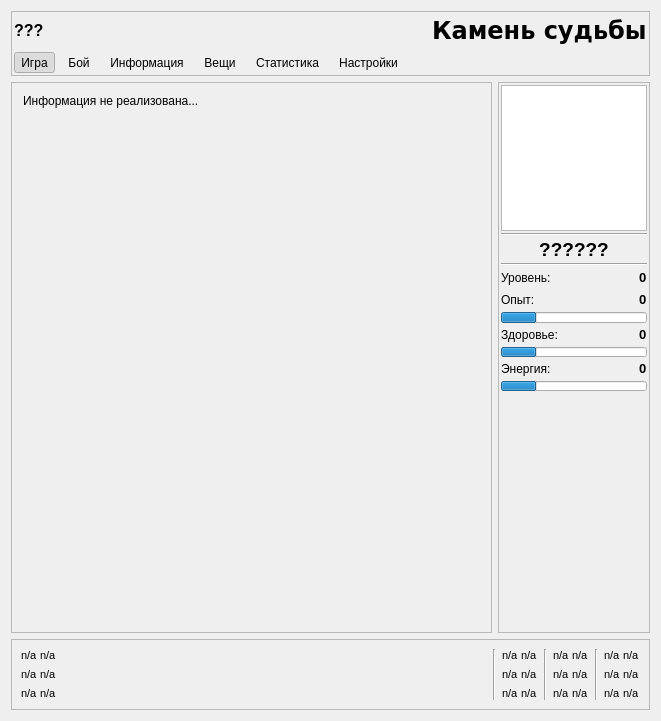
The window that main_window.ui (sofgame-plugin/psiplus-plugin) describes before a commit, drawn with Qt 5.
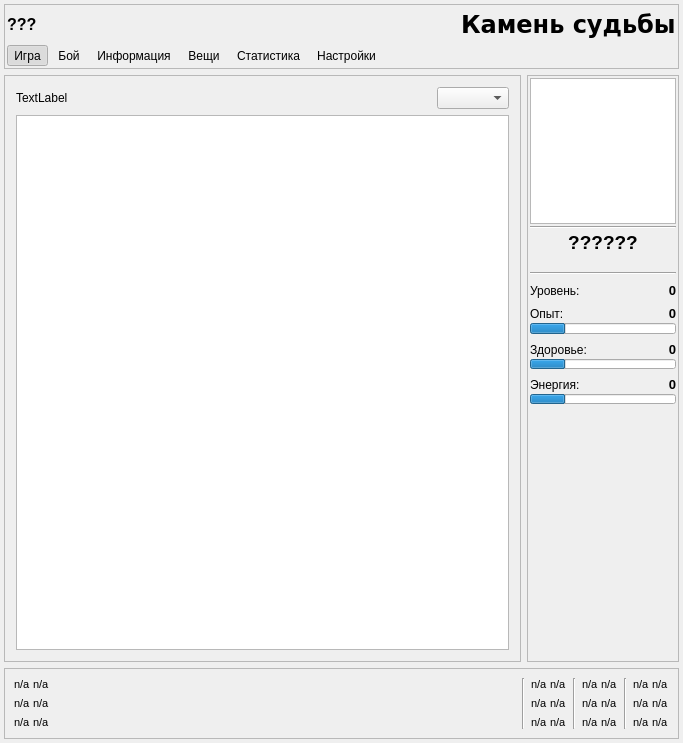
The same window after the commit. The open tabs and pages were chosen to show the change. Custom widgets are drawn as their Qt base class.

Commit message: гуи для pers_info

```diff
--- a/main_window.ui
+++ b/main_window.ui
@@ -6,8 +6,8 @@
    <rect>
     <x>0</x>
     <y>0</y>
-    <width>661</width>
-    <height>721</height>
+    <width>683</width>
+    <height>743</height>
    </rect>
   </property>
   <property name="windowTitle">
@@ -17,6 +17,9 @@
    <string notr="true"/>
   </property>
   <layout class="QVBoxLayout" name="verticalLayout_33">
+   <property name="margin">
+    <number>4</number>
+   </property>
    <item>
     <widget class="QFrame" name="header">
      <property name="sizePolicy">
@@ -42,7 +45,7 @@
      </property>
      <layout class="QVBoxLayout" name="verticalLayout_4">
       <property name="spacing">
-       <number>6</number>
+       <number>3</number>
       </property>
       <property name="margin">
        <number>2</number>
@@ -486,36 +489,38 @@
           <widget class="QWidget" name="page_3">
            <layout class="QVBoxLayout" name="verticalLayout_9">
             <item>
-             <widget class="QLabel" name="serverText_3">
-              <property name="sizePolicy">
-               <sizepolicy hsizetype="Preferred" vsizetype="Preferred">
-                <horstretch>0</horstretch>
-                <verstretch>0</verstretch>
-               </sizepolicy>
-              </property>
-              <property name="text">
-               <string>Информация не реализована...</string>
-              </property>
-              <property name="alignment">
-               <set>Qt::AlignLeading|Qt::AlignLeft|Qt::AlignTop</set>
-              </property>
-              <property name="wordWrap">
-               <bool>true</bool>
-              </property>
-             </widget>
-            </item>
-            <item>
-             <spacer name="verticalSpacer_7">
-              <property name="orientation">
-               <enum>Qt::Vertical</enum>
-              </property>
-              <property name="sizeHint" stdset="0">
-               <size>
-                <width>20</width>
-                <height>333</height>
-               </size>
-              </property>
-             </spacer>
+             <layout class="QVBoxLayout" name="verticalLayout_35">
+              <item>
+               <layout class="QHBoxLayout" name="horizontalLayout_52">
+                <item>
+                 <widget class="QLabel" name="pearsInfoNick">
+                  <property name="text">
+                   <string>TextLabel</string>
+                  </property>
+                 </widget>
+                </item>
+                <item>
+                 <spacer name="horizontalSpacer">
+                  <property name="orientation">
+                   <enum>Qt::Horizontal</enum>
+                  </property>
+                  <property name="sizeHint" stdset="0">
+                   <size>
+                    <width>40</width>
+                    <height>20</height>
+                   </size>
+                  </property>
+                 </spacer>
+                </item>
+                <item>
+                 <widget class="QComboBox" name="pearsInfoList"/>
+                </item>
+               </layout>
+              </item>
+              <item>
+               <widget class="QTextBrowser" name="pearsInfoList_2"/>
+              </item>
+             </layout>
             </item>
            </layout>
           </widget>
@@ -2842,6 +2847,19 @@
           </property>
          </widget>
         </item>
+        <item>
+         <widget class="QLabel" name="persCitizenship">
+          <property name="sizePolicy">
+           <sizepolicy hsizetype="Expanding" vsizetype="Preferred">
+            <horstretch>0</horstretch>
+            <verstretch>0</verstretch>
+           </sizepolicy>
+          </property>
+          <property name="alignment">
+           <set>Qt::AlignCenter</set>
+          </property>
+         </widget>
+        </item>
         <item>
          <widget class="Line" name="line_2">
           <property name="orientation">
@@ -2851,6 +2869,9 @@
         </item>
         <item>
          <layout class="QHBoxLayout" name="horizontalLayout_2">
+          <property name="topMargin">
+           <number>6</number>
+          </property>
           <item>
            <widget class="QLabel" name="label">
             <property name="text">
@@ -2858,21 +2879,14 @@
             </property>
            </widget>
           </item>
-          <item>
-           <spacer name="horizontalSpacer_2">
-            <property name="orientation">
-             <enum>Qt::Horizontal</enum>
-            </property>
-            <property name="sizeHint" stdset="0">
-             <size>
-              <width>18</width>
-              <height>20</height>
-             </size>
-            </property>
-           </spacer>
-          </item>
           <item>
            <widget class="QLabel" name="levelLabel">
+            <property name="sizePolicy">
+             <sizepolicy hsizetype="Preferred" vsizetype="Preferred">
+              <horstretch>1</horstretch>
+              <verstretch>0</verstretch>
+             </sizepolicy>
+            </property>
             <property name="text">
              <string>&lt;!DOCTYPE HTML PUBLIC &quot;-//W3C//DTD HTML 4.0//EN&quot; &quot;http://www.w3.org/TR/REC-html40/strict.dtd&quot;&gt;
 &lt;html&gt;&lt;head&gt;&lt;meta name=&quot;qrichtext&quot; content=&quot;1&quot; /&gt;&lt;style type=&quot;text/css&quot;&gt;
@@ -2880,12 +2894,18 @@
 &lt;/style&gt;&lt;/head&gt;&lt;body style=&quot; font-family:'Sans Serif'; font-size:10pt; font-weight:400; font-style:normal;&quot;&gt;
 &lt;p style=&quot; margin-top:0px; margin-bottom:0px; margin-left:0px; margin-right:0px; -qt-block-indent:0; text-indent:0px;&quot;&gt;&lt;span style=&quot; font-weight:600;&quot;&gt;0&lt;/span&gt;&lt;/p&gt;&lt;/body&gt;&lt;/html&gt;</string>
             </property>
+            <property name="alignment">
+             <set>Qt::AlignRight|Qt::AlignTrailing|Qt::AlignVCenter</set>
+            </property>
            </widget>
           </item>
          </layout>
         </item>
         <item>
          <layout class="QHBoxLayout" name="horizontalLayout_3">
+          <property name="topMargin">
+           <number>6</number>
+          </property>
           <item>
            <widget class="QLabel" name="label_3">
             <property name="text">
@@ -2893,21 +2913,14 @@
             </property>
            </widget>
           </item>
-          <item>
-           <spacer name="horizontalSpacer">
-            <property name="orientation">
-             <enum>Qt::Horizontal</enum>
-            </property>
-            <property name="sizeHint" stdset="0">
-             <size>
-              <width>18</width>
-              <height>20</height>
-             </size>
-            </property>
-           </spacer>
-          </item>
           <item>
            <widget class="QLabel" name="experienceLabel">
+            <property name="sizePolicy">
+             <sizepolicy hsizetype="Preferred" vsizetype="Preferred">
+              <horstretch>1</horstretch>
+              <verstretch>0</verstretch>
+             </sizepolicy>
+            </property>
             <property name="text">
              <string>&lt;!DOCTYPE HTML PUBLIC &quot;-//W3C//DTD HTML 4.0//EN&quot; &quot;http://www.w3.org/TR/REC-html40/strict.dtd&quot;&gt;
 &lt;html&gt;&lt;head&gt;&lt;meta name=&quot;qrichtext&quot; content=&quot;1&quot; /&gt;&lt;style type=&quot;text/css&quot;&gt;
@@ -2915,6 +2928,9 @@
 &lt;/style&gt;&lt;/head&gt;&lt;body style=&quot; font-family:'Sans Serif'; font-size:10pt; font-weight:400; font-style:normal;&quot;&gt;
 &lt;p style=&quot; margin-top:0px; margin-bottom:0px; margin-left:0px; margin-right:0px; -qt-block-indent:0; text-indent:0px;&quot;&gt;&lt;span style=&quot; font-weight:600;&quot;&gt;0&lt;/span&gt;&lt;/p&gt;&lt;/body&gt;&lt;/html&gt;</string>
             </property>
+            <property name="alignment">
+             <set>Qt::AlignRight|Qt::AlignTrailing|Qt::AlignVCenter</set>
+            </property>
            </widget>
           </item>
          </layout>
@@ -2943,6 +2959,9 @@
         </item>
         <item>
          <layout class="QHBoxLayout" name="horizontalLayout_4">
+          <property name="topMargin">
+           <number>6</number>
+          </property>
           <item>
            <widget class="QLabel" name="label_4">
             <property name="text">
@@ -2950,21 +2969,14 @@
             </property>
            </widget>
           </item>
-          <item>
-           <spacer name="horizontalSpacer_31">
-            <property name="orientation">
-             <enum>Qt::Horizontal</enum>
-            </property>
-            <property name="sizeHint" stdset="0">
-             <size>
-              <width>18</width>
-              <height>20</height>
-             </size>
-            </property>
-           </spacer>
-          </item>
           <item>
            <widget class="QLabel" name="healthLabel">
+            <property name="sizePolicy">
+             <sizepolicy hsizetype="Preferred" vsizetype="Preferred">
+              <horstretch>1</horstretch>
+              <verstretch>0</verstretch>
+             </sizepolicy>
+            </property>
             <property name="text">
              <string>&lt;!DOCTYPE HTML PUBLIC &quot;-//W3C//DTD HTML 4.0//EN&quot; &quot;http://www.w3.org/TR/REC-html40/strict.dtd&quot;&gt;
 &lt;html&gt;&lt;head&gt;&lt;meta name=&quot;qrichtext&quot; content=&quot;1&quot; /&gt;&lt;style type=&quot;text/css&quot;&gt;
@@ -2972,6 +2984,9 @@
 &lt;/style&gt;&lt;/head&gt;&lt;body style=&quot; font-family:'Sans Serif'; font-size:10pt; font-weight:400; font-style:normal;&quot;&gt;
 &lt;p style=&quot; margin-top:0px; margin-bottom:0px; margin-left:0px; margin-right:0px; -qt-block-indent:0; text-indent:0px;&quot;&gt;&lt;span style=&quot; font-weight:600;&quot;&gt;0&lt;/span&gt;&lt;/p&gt;&lt;/body&gt;&lt;/html&gt;</string>
             </property>
+            <property name="alignment">
+             <set>Qt::AlignRight|Qt::AlignTrailing|Qt::AlignVCenter</set>
+            </property>
            </widget>
           </item>
          </layout>
@@ -2994,6 +3009,9 @@
         </item>
         <item>
          <layout class="QHBoxLayout" name="horizontalLayout_5">
+          <property name="topMargin">
+           <number>6</number>
+          </property>
           <item>
            <widget class="QLabel" name="label_8">
             <property name="text">
@@ -3001,21 +3019,14 @@
             </property>
            </widget>
           </item>
-          <item>
-           <spacer name="horizontalSpacer_32">
-            <property name="orientation">
-             <enum>Qt::Horizontal</enum>
-            </property>
-            <property name="sizeHint" stdset="0">
-             <size>
-              <width>18</width>
-              <height>20</height>
-             </size>
-            </property>
-           </spacer>
-          </item>
           <item>
            <widget class="QLabel" name="energyLabel">
+            <property name="sizePolicy">
+             <sizepolicy hsizetype="Preferred" vsizetype="Preferred">
+              <horstretch>1</horstretch>
+              <verstretch>0</verstretch>
+             </sizepolicy>
+            </property>
             <property name="text">
              <string>&lt;!DOCTYPE HTML PUBLIC &quot;-//W3C//DTD HTML 4.0//EN&quot; &quot;http://www.w3.org/TR/REC-html40/strict.dtd&quot;&gt;
 &lt;html&gt;&lt;head&gt;&lt;meta name=&quot;qrichtext&quot; content=&quot;1&quot; /&gt;&lt;style type=&quot;text/css&quot;&gt;
@@ -3023,6 +3034,9 @@
 &lt;/style&gt;&lt;/head&gt;&lt;body style=&quot; font-family:'Sans Serif'; font-size:10pt; font-weight:400; font-style:normal;&quot;&gt;
 &lt;p style=&quot; margin-top:0px; margin-bottom:0px; margin-left:0px; margin-right:0px; -qt-block-indent:0; text-indent:0px;&quot;&gt;&lt;span style=&quot; font-weight:600;&quot;&gt;0&lt;/span&gt;&lt;/p&gt;&lt;/body&gt;&lt;/html&gt;</string>
             </property>
+            <property name="alignment">
+             <set>Qt::AlignRight|Qt::AlignTrailing|Qt::AlignVCenter</set>
+            </property>
            </widget>
           </item>
          </layout>
```
Left out of the diff: 47 changed lines with no effect on the pictures.
